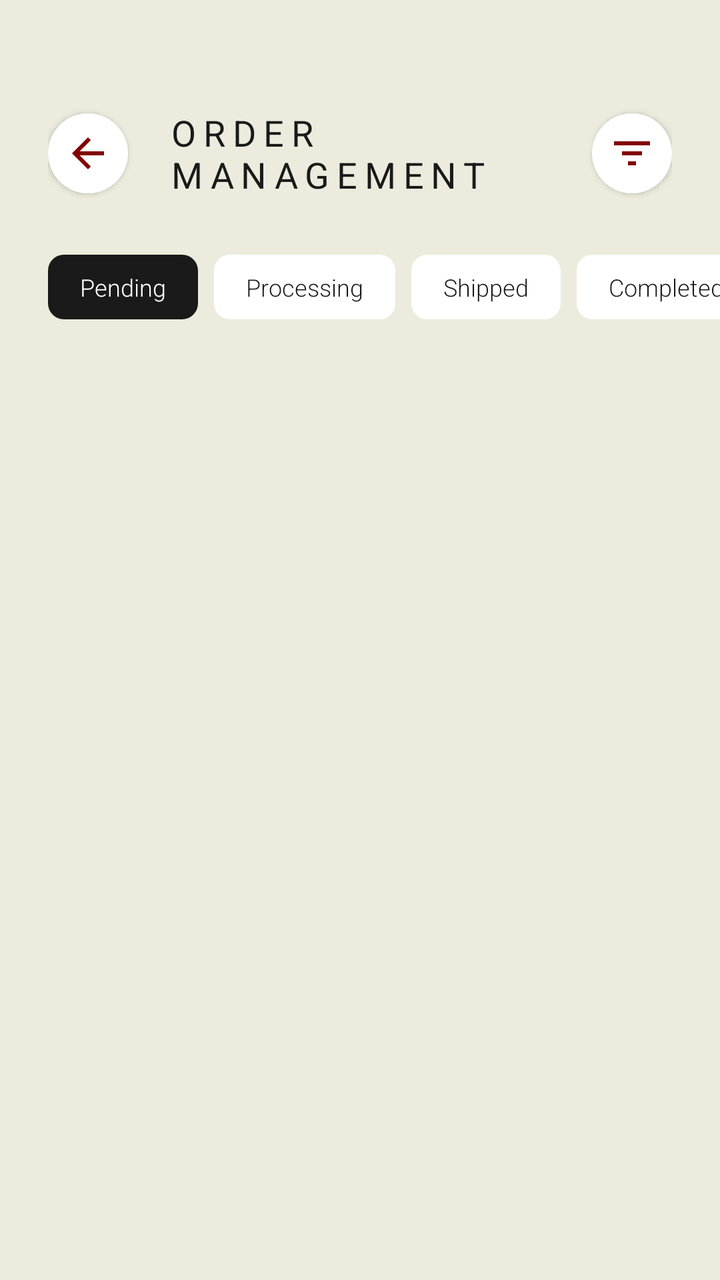
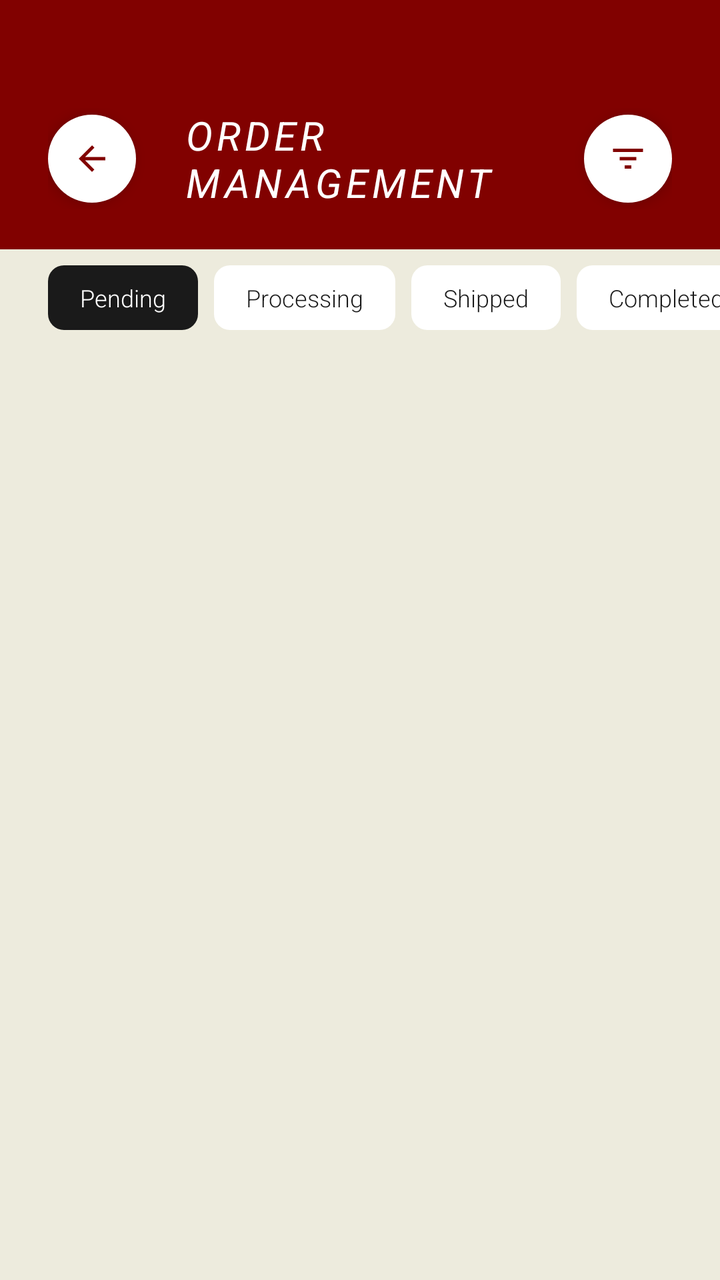

Before-and-after screenshots of an Android layout around one commit, followed by the original layout XML and the change that was made.
<!-- AndroidManifest.xml: activity theme Theme.Saive -->
<!-- res/layout/activity_order_management.xml -->
<?xml version="1.0" encoding="utf-8"?>
<androidx.constraintlayout.widget.ConstraintLayout xmlns:android="http://schemas.android.com/apk/res/android"
    xmlns:app="http://schemas.android.com/apk/res-auto"
    xmlns:tools="http://schemas.android.com/tools"
    android:layout_width="match_parent"
    android:layout_height="match_parent"
    android:background="@color/colorCotton"
    tools:context=".ui.OrderManagementActivity">

    
    <LinearLayout
        android:id="@+id/toolbar"
        android:layout_width="match_parent"
        android:layout_height="wrap_content"
        android:orientation="horizontal"
        android:paddingHorizontal="24dp"
        android:paddingTop="54dp"
        android:paddingBottom="20dp"
        android:gravity="center_vertical"
        app:layout_constraintTop_toTopOf="parent">

        <ImageButton
            android:id="@+id/btnBack"
            android:layout_width="40dp"
            android:layout_height="40dp"
            android:background="@drawable/bg_circle_white"
            android:elevation="2dp"
            android:src="@drawable/ic_back"
            app:tint="@color/colorMaroon" />

        <TextView
            android:layout_width="0dp"
            android:layout_height="wrap_content"
            android:layout_weight="1"
            android:layout_marginStart="20dp"
            android:text="@string/admin_order_mgmt"
            style="@style/TextAppearance.Saive.SectionHeader"
            android:textSize="18sp"
            android:textColor="@color/colorNoirBlack"
            android:letterSpacing="0.2" />

        <ImageButton
            android:id="@+id/btnFilter"
            android:layout_width="40dp"
            android:layout_height="40dp"
            android:background="@drawable/bg_circle_white"
            android:elevation="2dp"
            android:src="@drawable/ic_filter"
            app:tint="@color/colorMaroon" />
    </LinearLayout>

    
    <HorizontalScrollView
        android:id="@+id/orderTabsScroll"
        android:layout_width="match_parent"
        android:layout_height="wrap_content"
        android:layout_marginTop="8dp"
        android:scrollbars="none"
        app:layout_constraintTop_toBottomOf="@id/toolbar">

        <LinearLayout
            android:layout_width="wrap_content"
            android:layout_height="wrap_content"
            android:orientation="horizontal"
            android:paddingHorizontal="24dp">

            <TextView
                android:layout_width="wrap_content"
                android:layout_height="wrap_content"
                android:text="Pending"
                android:paddingVertical="8dp"
                android:paddingHorizontal="16dp"
                android:background="@drawable/bg_rounded_black_12dp"
                android:textColor="@color/white"
                android:textSize="12sp"
                android:layout_marginEnd="8dp"/>

            <TextView
                android:layout_width="wrap_content"
                android:layout_height="wrap_content"
                android:text="Processing"
                android:paddingVertical="8dp"
                android:paddingHorizontal="16dp"
                android:background="@drawable/bg_rounded_white_8dp"
                android:textColor="@color/colorNoirBlack"
                android:textSize="12sp"
                android:layout_marginEnd="8dp"/>

            <TextView
                android:layout_width="wrap_content"
                android:layout_height="wrap_content"
                android:text="Shipped"
                android:paddingVertical="8dp"
                android:paddingHorizontal="16dp"
                android:background="@drawable/bg_rounded_white_8dp"
                android:textColor="@color/colorNoirBlack"
                android:textSize="12sp"
                android:layout_marginEnd="8dp"/>

            <TextView
                android:layout_width="wrap_content"
                android:layout_height="wrap_content"
                android:text="Completed"
                android:paddingVertical="8dp"
                android:paddingHorizontal="16dp"
                android:background="@drawable/bg_rounded_white_8dp"
                android:textColor="@color/colorNoirBlack"
                android:textSize="12sp"/>
        </LinearLayout>
    </HorizontalScrollView>

    <androidx.recyclerview.widget.RecyclerView
        android:id="@+id/rvOrders"
        android:layout_width="match_parent"
        android:layout_height="0dp"
        android:layout_marginTop="20dp"
        android:paddingHorizontal="24dp"
        android:clipToPadding="false"
        android:overScrollMode="never"
        app:layout_constraintTop_toBottomOf="@id/orderTabsScroll"
        app:layout_constraintBottom_toBottomOf="parent" />

</androidx.constraintlayout.widget.ConstraintLayout>
<!-- resources referenced by this layout -->
<resources>
  <color name="colorCotton">#EDEBDD</color>
  <color name="colorMaroon">#810100</color>
  <color name="colorNoirBlack">#1A1A1A</color>
  <color name="white">#FFFFFFFF</color>
  <!-- drawable bg_circle_white (drawable) -->
  <?xml version="1.0" encoding="utf-8"?>
  <shape xmlns:android="http://schemas.android.com/apk/res/android">
      <solid android:color="@color/white" />
      <corners android:radius="1000dp" />
  </shape>
  <!-- drawable bg_rounded_black_12dp (drawable) -->
  <?xml version="1.0" encoding="utf-8"?>
  <shape xmlns:android="http://schemas.android.com/apk/res/android">
      <solid android:color="@color/colorNoirBlack" />
      <corners android:radius="8dp" />
  </shape>
  <!-- drawable bg_rounded_white_8dp (drawable) -->
  <?xml version="1.0" encoding="utf-8"?>
  <shape xmlns:android="http://schemas.android.com/apk/res/android">
      <solid android:color="@color/white" />
      <corners android:radius="8dp" />
  </shape>
  <!-- drawable ic_back (drawable) -->
  <vector xmlns:android="http://schemas.android.com/apk/res/android"
      android:width="24dp"
      android:height="24dp"
      android:viewportWidth="24"
      android:viewportHeight="24">
      <path
          android:fillColor="#000000"
          android:pathData="M20,11H7.83l5.59,-5.59L12,4l-8,8l8,8l1.41,-1.41L7.83,13H20V11Z" />
  </vector>
  <!-- drawable ic_filter (drawable) -->
  <vector xmlns:android="http://schemas.android.com/apk/res/android"
      android:width="24dp"
      android:height="24dp"
      android:viewportWidth="24"
      android:viewportHeight="24">
      <path
          android:fillColor="#000000"
          android:pathData="M3,6H21V8H3V6M7,11H17V13H7V11M10,16H14V18H10V16Z" />
  </vector>
  <string name="admin_order_mgmt">ORDER MANAGEMENT</string>
  <style name="TextAppearance.Saive.SectionHeader" parent="TextAppearance.Saive.Header">
          <item name="android:textSize">@dimen/text_size_h3</item>
          <item name="android:textStyle">normal</item>
          <item name="android:textAllCaps">false</item>
      </style>
  <style name="Theme.Saive" parent="Base.Theme.Saive" />
  <style name="TextAppearance.Saive.Header" parent="TextAppearance.MaterialComponents.Headline3">
          <item name="android:fontFamily">serif</item>
          <item name="android:textStyle">italic</item>
          <item name="android:textSize">@dimen/text_size_h1</item>
          <item name="android:textColor">@color/colorNoirBlack</item>
          <item name="android:letterSpacing">0.02</item>
      </style>
  <dimen name="text_size_h3">20sp</dimen>
  <dimen name="text_size_h1">28sp</dimen>
  <color name="colorLinen">#D4C9B8</color>
  <style name="TextAppearance.Saive.Thin" parent="TextAppearance.MaterialComponents.Body1">
          <item name="android:fontFamily">sans-serif-light</item>
          <item name="android:letterSpacing">0.05</item>
      </style>
  <style name="TextAppearance.Saive.Light" parent="TextAppearance.MaterialComponents.Body2">
          <item name="android:fontFamily">sans-serif-light</item>
      </style>
  <style name="TextAppearance.Saive.Label" parent="TextAppearance.Saive.Thin">
          <item name="android:fontFamily">sans-serif-medium</item>
          <item name="android:textSize">@dimen/text_size_tiny</item>
          <item name="android:textColor">@color/colorNoirBlack</item>
          <item name="android:textAllCaps">true</item>
          <item name="android:letterSpacing">0.15</item>
      </style>
  <dimen name="text_size_tiny">10sp</dimen>
  <!-- unchanged entries left out for length: 1 -->
</resources>

<!-- the commit's change to res/layout/activity_order_management.xml (unified diff, before → after) -->
@@ -17,14 +17,17 @@
         android:paddingTop="54dp"
         android:paddingBottom="20dp"
         android:gravity="center_vertical"
+        android:background="@color/colorMaroon"
         app:layout_constraintTop_toTopOf="parent">
 
         <ImageButton
             android:id="@+id/btnBack"
-            android:layout_width="40dp"
-            android:layout_height="40dp"
+            android:layout_width="44dp"
+            android:layout_height="44dp"
             android:background="@drawable/bg_circle_white"
-            android:elevation="2dp"
+            android:elevation="4dp"
+            android:padding="12dp"
+            android:scaleType="centerInside"
             android:src="@drawable/ic_back"
             app:tint="@color/colorMaroon" />
 
@@ -32,19 +35,24 @@
             android:layout_width="0dp"
             android:layout_height="wrap_content"
             android:layout_weight="1"
-            android:layout_marginStart="20dp"
+            android:layout_marginStart="24dp"
             android:text="@string/admin_order_mgmt"
             style="@style/TextAppearance.Saive.SectionHeader"
-            android:textSize="18sp"
-            android:textColor="@color/colorNoirBlack"
-            android:letterSpacing="0.2" />
+            android:textSize="20sp"
+            android:textColor="@color/white"
+            android:fontFamily="serif"
+            android:textStyle="italic"
+            android:textAllCaps="true"
+            android:letterSpacing="0.1" />
 
         <ImageButton
             android:id="@+id/btnFilter"
-            android:layout_width="40dp"
-            android:layout_height="40dp"
+            android:layout_width="44dp"
+            android:layout_height="44dp"
             android:background="@drawable/bg_circle_white"
-            android:elevation="2dp"
+            android:elevation="4dp"
+            android:padding="12dp"
+            android:scaleType="centerInside"
             android:src="@drawable/ic_filter"
             app:tint="@color/colorMaroon" />
     </LinearLayout>
